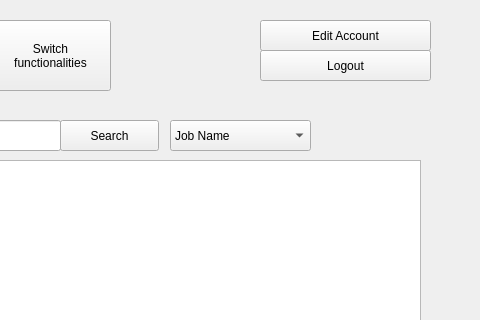
Old version of the form ui/JobFinder.ui in the repository ciddarum/Cmsc-127-Project; both pictures show x 320 to 800 and y 0 to 320 of the 800 by 600 pixel window.
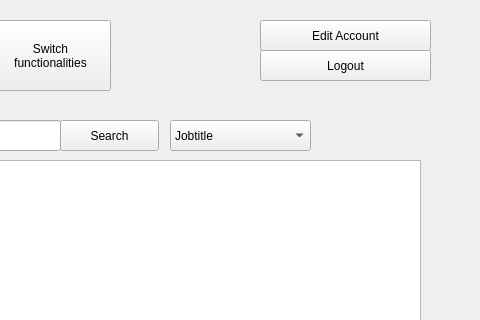
New version of the form. The open tabs and pages were chosen to show the change.

Commit message: Medyo Search

```diff
--- a/ui/JobFinder.ui
+++ b/ui/JobFinder.ui
@@ -970,7 +970,7 @@
         </property>
         <item>
          <property name="text">
-          <string>Job Name</string>
+          <string>Jobtitle</string>
          </property>
         </item>
         <item>
```
Left out of the diff: 18 changed lines with no effect on the pictures. The commit also changes 2 other files.
